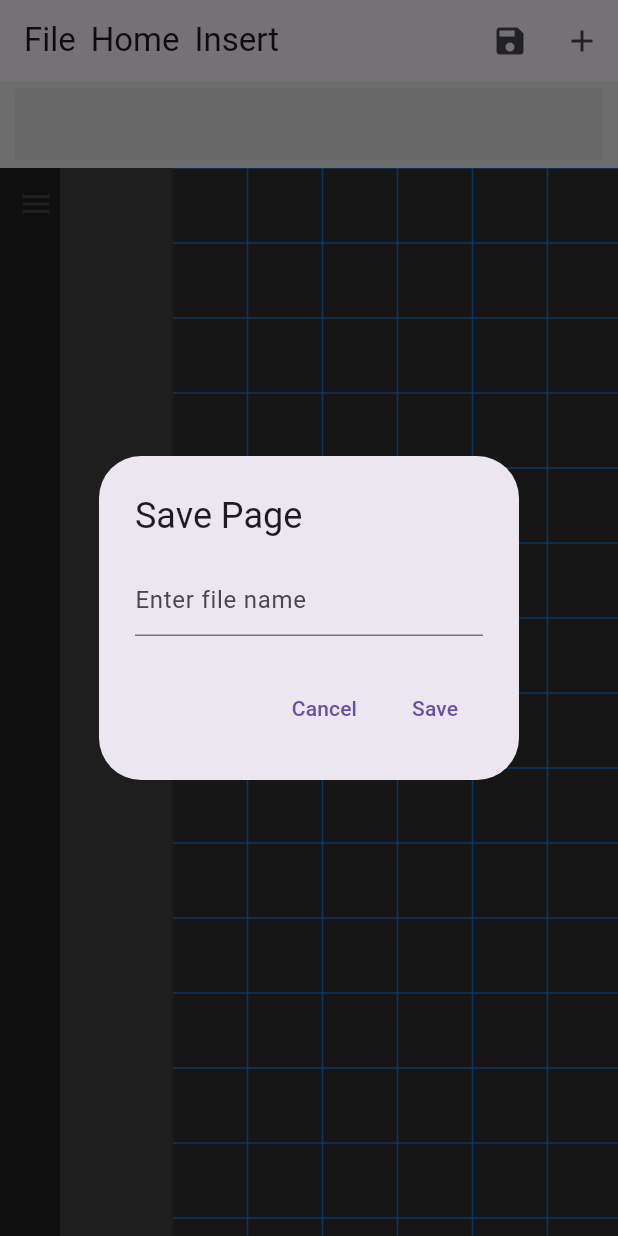
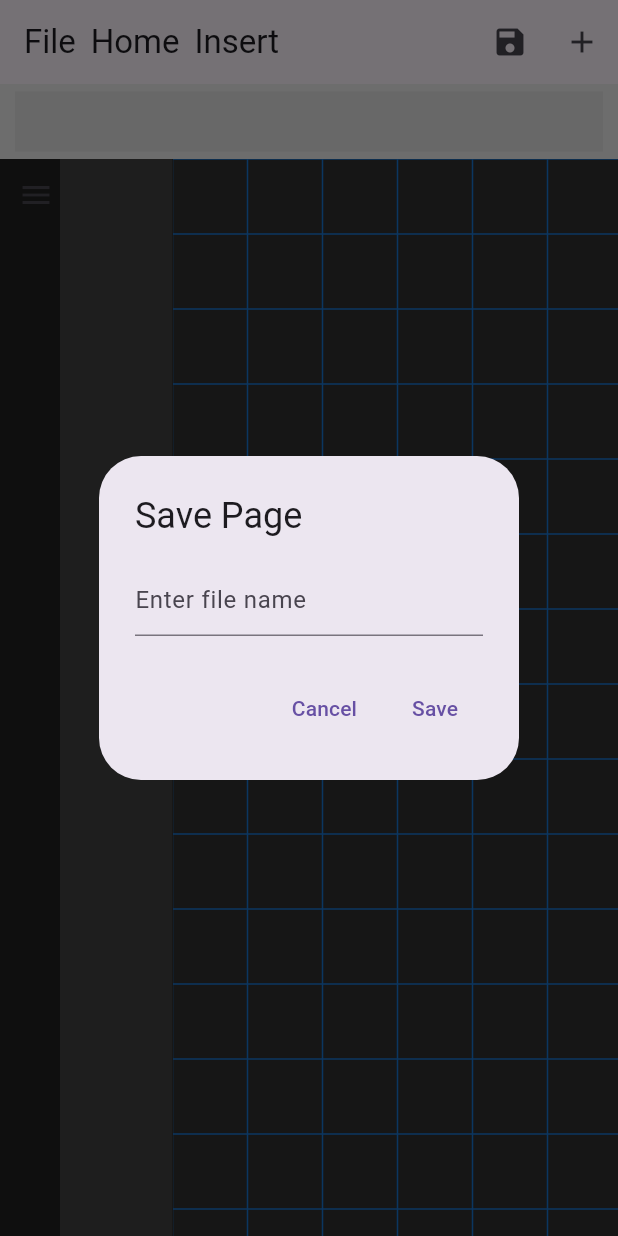
Before and after one commit to icmric/openote, a Flutter app: the screen it shows after launch, after a tap on the "save" icon, on a phone screen of 412 x 824 dp. Run offline on Flutter 3.47's test engine with Material 3 defaults, Android fonts, the phone set to English and light mode, and no system bars; missing offline and left inert: flutter_quill, sqlite3.

Commit message:
moved canvas toolbar out of app bar

```diff
--- a/lib/pages/canvas_page.dart
+++ b/lib/pages/canvas_page.dart
@@ -51,16 +51,6 @@ class _CanvasPageContentState extends State<_CanvasPageContent> {
               )
             ],
           ),
-          bottom: PreferredSize(
-            // Or place CanvasToolbar below AppBar in a Container
-            preferredSize: const Size.fromHeight(kToolbarHeight),
-            child: FocusScope(
-              canRequestFocus: false,
-              child: CanvasToolbar(
-                controller: canvasController.activeTextFieldController,
-              ),
-            ),
-          ),
           actions: [
             IconButton(
               icon: const Icon(Icons.save),
@@ -79,14 +69,28 @@ class _CanvasPageContentState extends State<_CanvasPageContent> {
             ),
           ],
         ),
-        body: Row(
+        body: Column(
           children: [
-            const SidePanel(),
-            Container(
-              width: 75,
-              color: Colors.grey[800],
+            SizedBox(
+              height: 50,
+              child: CanvasToolbar(
+                controller: canvasController.activeTextFieldController,
+              ),
             ),
-            const CanvasArea(),
+            SizedBox(
+              width: MediaQuery.of(context).size.width,
+              height: MediaQuery.of(context).size.height - kToolbarHeight - 50,
+              child: Row(
+                children: [
+                  const SidePanel(),
+                  Container(
+                    width: 75,
+                    color: Colors.grey[800],
+                  ),
+                  const CanvasArea(),
+                ],
+              ),
+            ),
           ],
         ),
       ),
```
